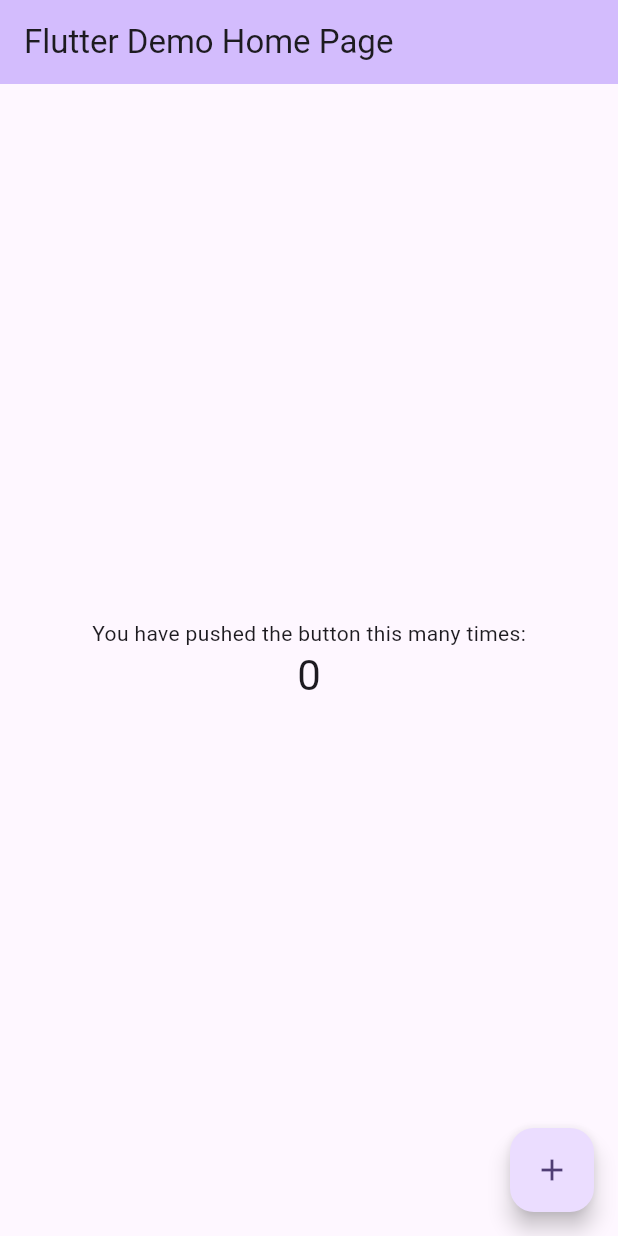
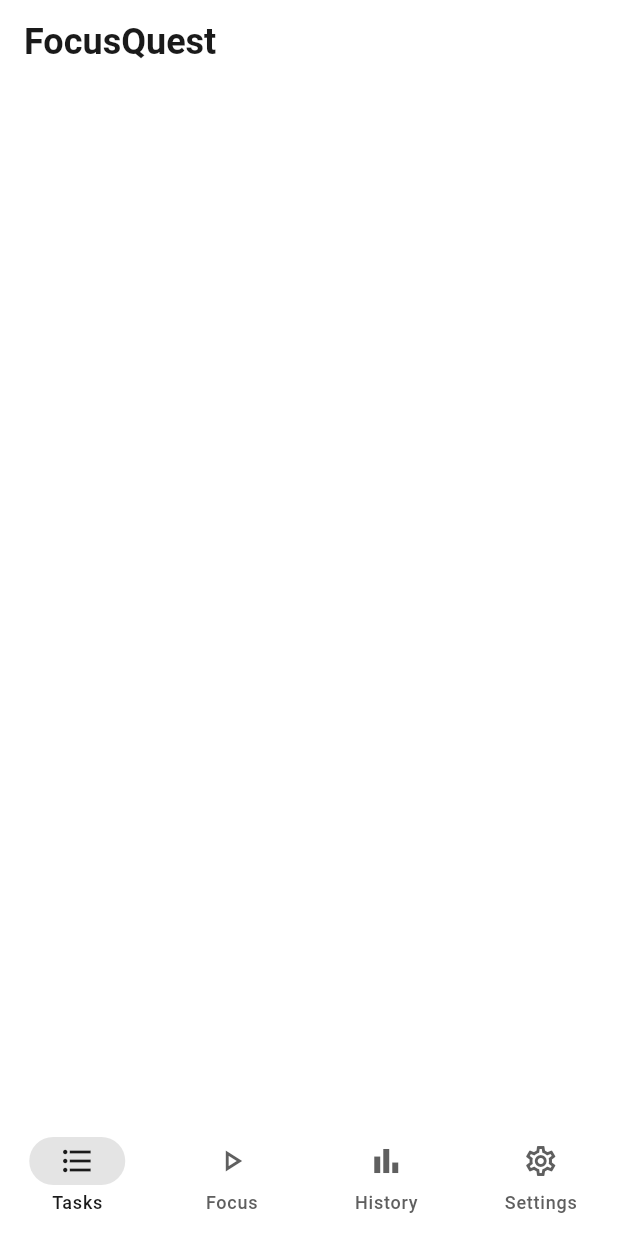
Before and after one commit to mustafadev123/Focus_quest, a Flutter app: the screen it shows after launch, on a phone screen of 412 x 824 dp. Run offline on Flutter 3.47's test engine with Material 3 defaults, Android fonts, the phone set to English and light mode, and no system bars; our stand-ins replace flutter_riverpod.

Commit message:
eplace Flutter template with grayscale four-tab app shell and project dependencies

```diff
--- /dev/null
+++ b/lib/app.dart
@@ -0,0 +1,18 @@
+import 'package:flutter/material.dart';
+
+import 'presentation/shell/home_shell.dart';
+import 'presentation/theme.dart';
+
+class FocusQuestApp extends StatelessWidget {
+  const FocusQuestApp({super.key});
+
+  @override
+  Widget build(BuildContext context) {
+    return MaterialApp(
+      title: 'FocusQuest',
+      debugShowCheckedModeBanner: false,
+      theme: buildFocusQuestTheme(),
+      home: const HomeShell(),
+    );
+  }
+}
--- a/lib/main.dart
+++ b/lib/main.dart
@@ -1,125 +1,8 @@
 import 'package:flutter/material.dart';
+import 'package:flutter_riverpod/flutter_riverpod.dart';
+
+import 'app.dart';
 
 void main() {
-  runApp(const MyApp());
+  runApp(const ProviderScope(child: FocusQuestApp()));
 }
-
-class MyApp extends StatelessWidget {
-  const MyApp({super.key});
-
-  // This widget is the root of your application.
-  @override
-  Widget build(BuildContext context) {
-    return MaterialApp(
-      title: 'Flutter Demo',
-      theme: ThemeData(
-        // This is the theme of your application.
-        //
-        // TRY THIS: Try running your application with "flutter run". You'll see
-        // the application has a purple toolbar. Then, without quitting the app,
-        // try changing the seedColor in the colorScheme below to Colors.green
-        // and then invoke "hot reload" (save your changes or press the "hot
-        // reload" button in a Flutter-supported IDE, or press "r" if you used
-        // the command line to start the app).
-        //
-        // Notice that the counter didn't reset back to zero; the application
-        // state is not lost during the reload. To reset the state, use hot
-        // restart instead.
-        //
-        // This works for code too, not just values: Most code changes can be
-        // tested with just a hot reload.
-        colorScheme: ColorScheme.fromSeed(seedColor: Colors.deepPurple),
-        useMaterial3: true,
-      ),
-      home: const MyHomePage(title: 'Flutter Demo Home Page'),
-    );
-  }
-}
-
-class MyHomePage extends StatefulWidget {
-  const MyHomePage({super.key, required this.title});
-
-  // This widget is the home page of your application. It is stateful, meaning
-  // that it has a State object (defined below) that contains fields that affect
-  // how it looks.
-
-  // This class is the configuration for the state. It holds the values (in this
-  // case the title) provided by the parent (in this case the App widget) and
-  // used by the build method of the State. Fields in a Widget subclass are
-  // always marked "final".
-
-  final String title;
-
-  @override
-  State<MyHomePage> createState() => _MyHomePageState();
-}
-
-class _MyHomePageState extends State<MyHomePage> {
-  int _counter = 0;
-
-  void _incrementCounter() {
-    setState(() {
-      // This call to setState tells the Flutter framework that something has
-      // changed in this State, which causes it to rerun the build method below
-      // so that the display can reflect the updated values. If we changed
-      // _counter without calling setState(), then the build method would not be
-      // called again, and so nothing would appear to happen.
-      _counter++;
-    });
-  }
-
-  @override
-  Widget build(BuildContext context) {
-    // This method is rerun every time setState is called, for instance as done
-    // by the _incrementCounter method above.
-    //
-    // The Flutter framework has been optimized to make rerunning build methods
-    // fast, so that you can just rebuild anything that needs updating rather
-    // than having to individually change instances of widgets.
-    return Scaffold(
-      appBar: AppBar(
-        // TRY THIS: Try changing the color here to a specific color (to
-        // Colors.amber, perhaps?) and trigger a hot reload to see the AppBar
-        // change color while the other colors stay the same.
-        backgroundColor: Theme.of(context).colorScheme.inversePrimary,
-        // Here we take the value from the MyHomePage object that was created by
-        // the App.build method, and use it to set our appbar title.
-        title: Text(widget.title),
-      ),
-      body: Center(
-        // Center is a layout widget. It takes a single child and positions it
-        // in the middle of the parent.
-        child: Column(
-          // Column is also a layout widget. It takes a list of children and
-          // arranges them vertically. By default, it sizes itself to fit its
-          // children horizontally, and tries to be as tall as its parent.
-          //
-          // Column has various properties to control how it sizes itself and
-          // how it positions its children. Here we use mainAxisAlignment to
-          // center the children vertically; the main axis here is the vertical
-          // axis because Columns are vertical (the cross axis would be
-          // horizontal).
-          //
-          // TRY THIS: Invoke "debug painting" (choose the "Toggle Debug Paint"
-          // action in the IDE, or press "p" in the console), to see the
-          // wireframe for each widget.
-          mainAxisAlignment: MainAxisAlignment.center,
-          children: <Widget>[
-            const Text(
-              'You have pushed the button this many times:',
-            ),
-            Text(
-              '$_counter',
-              style: Theme.of(context).textTheme.headlineMedium,
-            ),
-          ],
-        ),
-      ),
-      floatingActionButton: FloatingActionButton(
-        onPressed: _incrementCounter,
-        tooltip: 'Increment',
-        child: const Icon(Icons.add),
-      ), // This trailing comma makes auto-formatting nicer for build methods.
-    );
-  }
-}
--- /dev/null
+++ b/lib/presentation/dashboard/dashboard_screen.dart
@@ -0,0 +1,13 @@
+import 'package:flutter/material.dart';
+
+class DashboardScreen extends StatelessWidget {
+  const DashboardScreen({super.key});
+
+  @override
+  Widget build(BuildContext context) {
+    return Scaffold(
+      appBar: AppBar(title: const Text('FocusQuest')),
+      body: const SizedBox.shrink(),
+    );
+  }
+}
--- /dev/null
+++ b/lib/presentation/shell/home_shell.dart
@@ -0,0 +1,66 @@
+import 'package:flutter/material.dart';
+import 'package:flutter_riverpod/flutter_riverpod.dart';
+
+import '../dashboard/dashboard_screen.dart';
+import '../focus/focus_screen.dart';
+import '../history/history_screen.dart';
+import '../settings/settings_screen.dart';
+
+/// Bottom-navigation destinations shown in every wireframe.
+enum AppTab { tasks, focus, history, settings }
+
+class SelectedTabNotifier extends Notifier<AppTab> {
+  @override
+  AppTab build() => AppTab.tasks;
+
+  void select(AppTab tab) => state = tab;
+}
+
+/// Shared so other screens can switch tabs, for example the Dashboard's
+/// Focus button or saving a session, which opens History.
+final selectedTabProvider =
+    NotifierProvider<SelectedTabNotifier, AppTab>(SelectedTabNotifier.new);
+
+class HomeShell extends ConsumerWidget {
+  const HomeShell({super.key});
+
+  @override
+  Widget build(BuildContext context, WidgetRef ref) {
+    final tab = ref.watch(selectedTabProvider);
+
+    return Scaffold(
+      body: IndexedStack(
+        index: tab.index,
+        children: const [
+          DashboardScreen(),
+          FocusScreen(),
+          HistoryScreen(),
+          SettingsScreen(),
+        ],
+      ),
+      bottomNavigationBar: NavigationBar(
+        selectedIndex: tab.index,
+        onDestinationSelected: (index) =>
+            ref.read(selectedTabProvider.notifier).select(AppTab.values[index]),
+        destinations: const [
+          NavigationDestination(
+            icon: Icon(Icons.format_list_bulleted),
+            label: 'Tasks',
+          ),
+          NavigationDestination(
+            icon: Icon(Icons.play_arrow_outlined),
+            label: 'Focus',
+          ),
+          NavigationDestination(
+            icon: Icon(Icons.bar_chart),
+            label: 'History',
+          ),
+          NavigationDestination(
+            icon: Icon(Icons.settings_outlined),
+            label: 'Settings',
+          ),
+        ],
+      ),
+    );
+  }
+}
--- /dev/null
+++ b/lib/presentation/theme.dart
@@ -0,0 +1,93 @@
+import 'package:flutter/material.dart';
+
+/// Grayscale theme matching the proposal wireframes (Appendix A).
+///
+/// Text and control outlines keep at least 4.5:1 and 3:1 contrast on white.
+/// Red is used only for validation and failure messages, as in the wireframes.
+ThemeData buildFocusQuestTheme() {
+  const scheme = ColorScheme(
+    brightness: Brightness.light,
+    primary: Color(0xFF333333),
+    onPrimary: Colors.white,
+    secondary: Color(0xFF5F5F5F),
+    onSecondary: Colors.white,
+    secondaryContainer: Color(0xFFE4E4E4),
+    onSecondaryContainer: Color(0xFF1A1A1A),
+    error: Color(0xFFB3261E),
+    onError: Colors.white,
+    errorContainer: Color(0xFFFBE4E4),
+    onErrorContainer: Color(0xFF8C1D18),
+    surface: Colors.white,
+    onSurface: Color(0xFF1A1A1A),
+    onSurfaceVariant: Color(0xFF5F5F5F),
+    surfaceContainerLowest: Colors.white,
+    surfaceContainerLow: Color(0xFFF8F8F8),
+    surfaceContainer: Color(0xFFF4F4F4),
+    surfaceContainerHigh: Color(0xFFEFEFEF),
+    surfaceContainerHighest: Color(0xFFEAEAEA),
+    outline: Color(0xFF8C8C8C),
+    outlineVariant: Color(0xFFD6D6D6),
+  );
+
+  const radius = BorderRadius.all(Radius.circular(6));
+
+  return ThemeData(
+    useMaterial3: true,
+    colorScheme: scheme,
+    scaffoldBackgroundColor: scheme.surface,
+    appBarTheme: const AppBarTheme(
+      backgroundColor: Colors.white,
+      foregroundColor: Color(0xFF1A1A1A),
+      surfaceTintColor: Colors.transparent,
+      scrolledUnderElevation: 0,
+      centerTitle: false,
+      titleTextStyle: TextStyle(
+        color: Color(0xFF1A1A1A),
+        fontSize: 24,
+        fontWeight: FontWeight.w700,
+      ),
+    ),
+    cardTheme: const CardThemeData(
+      color: Colors.white,
+      elevation: 0,
+      margin: EdgeInsets.zero,
+      shape: RoundedRectangleBorder(
+        borderRadius: radius,
+        side: BorderSide(color: Color(0xFFD6D6D6)),
+      ),
+    ),
+    filledButtonTheme: FilledButtonThemeData(
+      style: FilledButton.styleFrom(
+        minimumSize: const Size(64, 48),
+        shape: const RoundedRectangleBorder(borderRadius: radius),
+      ),
+    ),
+    outlinedButtonTheme: OutlinedButtonThemeData(
+      style: OutlinedButton.styleFrom(
+        foregroundColor: scheme.onSurface,
+        minimumSize: const Size(64, 48),
+        side: BorderSide(color: scheme.outline),
+        shape: const RoundedRectangleBorder(borderRadius: radius),
+      ),
+    ),
+    textButtonTheme: TextButtonThemeData(
+      style: TextButton.styleFrom(
+        foregroundColor: scheme.onSurface,
+        minimumSize: const Size(48, 48),
+      ),
+    ),
+    inputDecorationTheme: const InputDecorationTheme(
+      border: OutlineInputBorder(borderRadius: radius),
+      enabledBorder: OutlineInputBorder(
+        borderRadius: radius,
+        borderSide: BorderSide(color: Color(0xFF8C8C8C)),
+      ),
+    ),
+    navigationBarTheme: const NavigationBarThemeData(
+      backgroundColor: Colors.white,
+      surfaceTintColor: Colors.transparent,
+      indicatorColor: Color(0xFFE4E4E4),
+    ),
+    dividerTheme: const DividerThemeData(color: Color(0xFFD6D6D6)),
+  );
+}
```
Also changed, not shown: analysis_options.yaml (+9 -0 lines), lib/presentation/focus/focus_screen.dart (added, +13 -0 lines), lib/presentation/history/history_screen.dart (added, +13 -0 lines), lib/presentation/settings/settings_screen.dart (added, +13 -0 lines), pubspec.yaml (+8 -1 lines), pubspec.lock, 5 other files.
